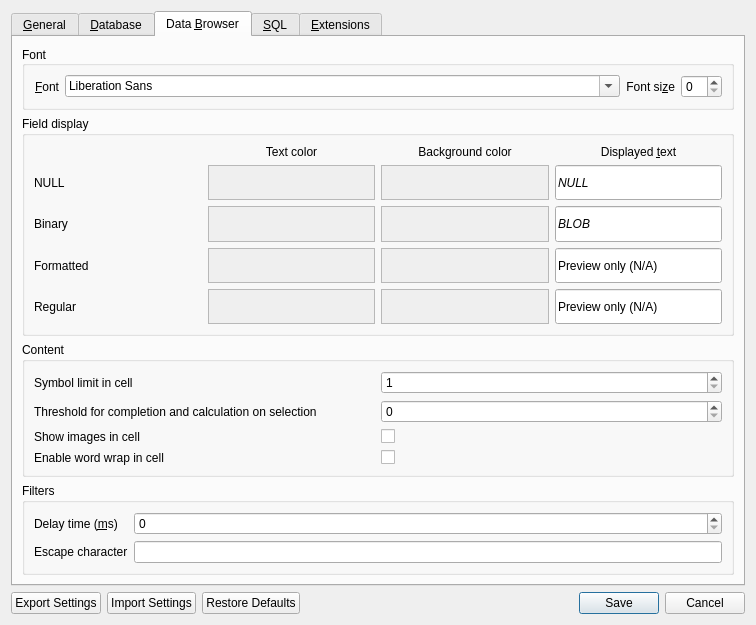
Before: the Qt Designer form src/PreferencesDialog.ui in deepsidhu1313/sqlitebrowser, drawn with Qt 5.
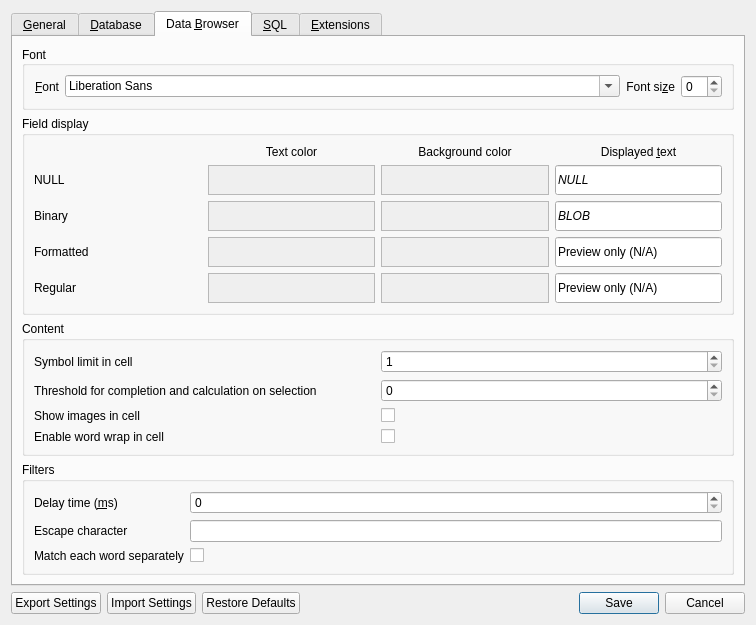
After: the same form once the commit is applied. The open tabs and pages were chosen to show the change. Icons and pictures are not drawn. Custom widgets are drawn as their Qt base class.

Commit message: Add an option to match each word of a column filter separately

The edit to the form file:
```diff
--- a/src/PreferencesDialog.ui
+++ b/src/PreferencesDialog.ui
@@ -1398,6 +1398,23 @@
               </property>
              </widget>
             </item>
+            <item row="2" column="0">
+             <widget class="QLabel" name="labelFilterSplitWords">
+              <property name="text">
+               <string>Match each word separately</string>
+              </property>
+              <property name="buddy">
+               <cstring>checkFilterSplitWords</cstring>
+              </property>
+             </widget>
+            </item>
+            <item row="2" column="1">
+             <widget class="QCheckBox" name="checkFilterSplitWords">
+              <property name="toolTip">
+               <string>Enable this option to look for each word of a column filter separately. A filter like "red car" then finds the rows which contain both words in any order instead of only the rows which contain the exact phrase. Filters with an operator (like =, &lt;, &gt; or /regexp/) or with the % wildcard are not affected.</string>
+              </property>
+             </widget>
+            </item>
            </layout>
           </widget>
          </item>
```
Left out of the diff: 1 changed line with no effect on the pictures. The commit also changes 10 other files.
